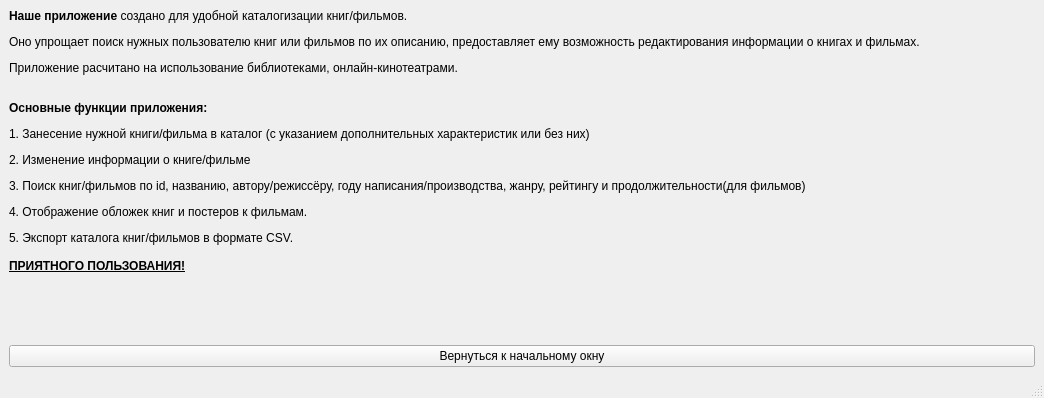
Above: My_Project/reference.ui from alizalas/QtProject before the change. Below: the same form after it.
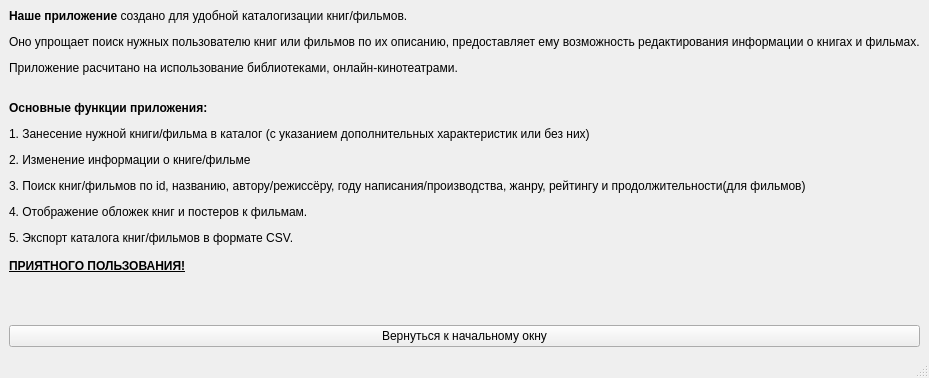
That is the form after the change.

```diff
--- a/My_Project/reference.ui
+++ b/My_Project/reference.ui
@@ -6,8 +6,8 @@
    <rect>
     <x>0</x>
     <y>0</y>
-    <width>1044</width>
-    <height>398</height>
+    <width>856</width>
+    <height>378</height>
    </rect>
   </property>
   <property name="windowTitle">
@@ -23,17 +23,18 @@
      </widget>
     </item>
     <item>
-     <spacer name="verticalSpacer">
-      <property name="orientation">
-       <enum>Qt::Vertical</enum>
+     <widget class="QLabel" name="label_2">
+      <property name="text">
+       <string/>
       </property>
-      <property name="sizeHint" stdset="0">
-       <size>
-        <width>20</width>
-        <height>40</height>
-       </size>
+     </widget>
+    </item>
+    <item>
+     <widget class="QLabel" name="label_3">
+      <property name="text">
+       <string/>
       </property>
-     </spacer>
+     </widget>
     </item>
     <item>
      <widget class="QPushButton" name="returne">
```
Left out of the diff: 2 changed lines with no effect on the pictures.
